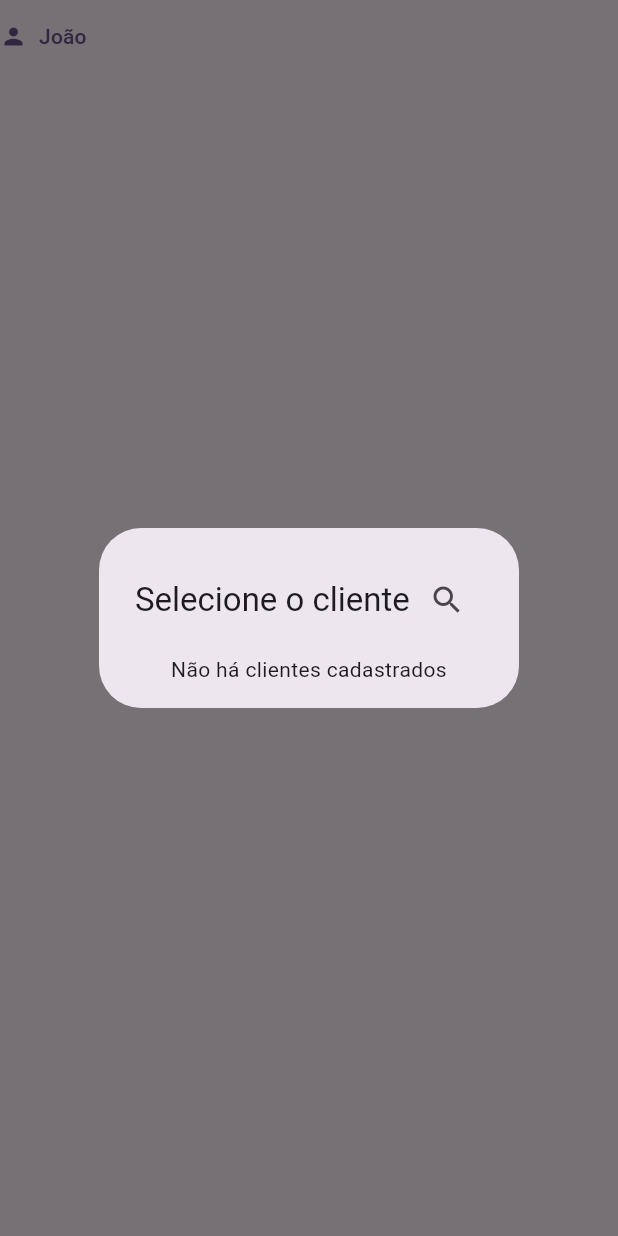
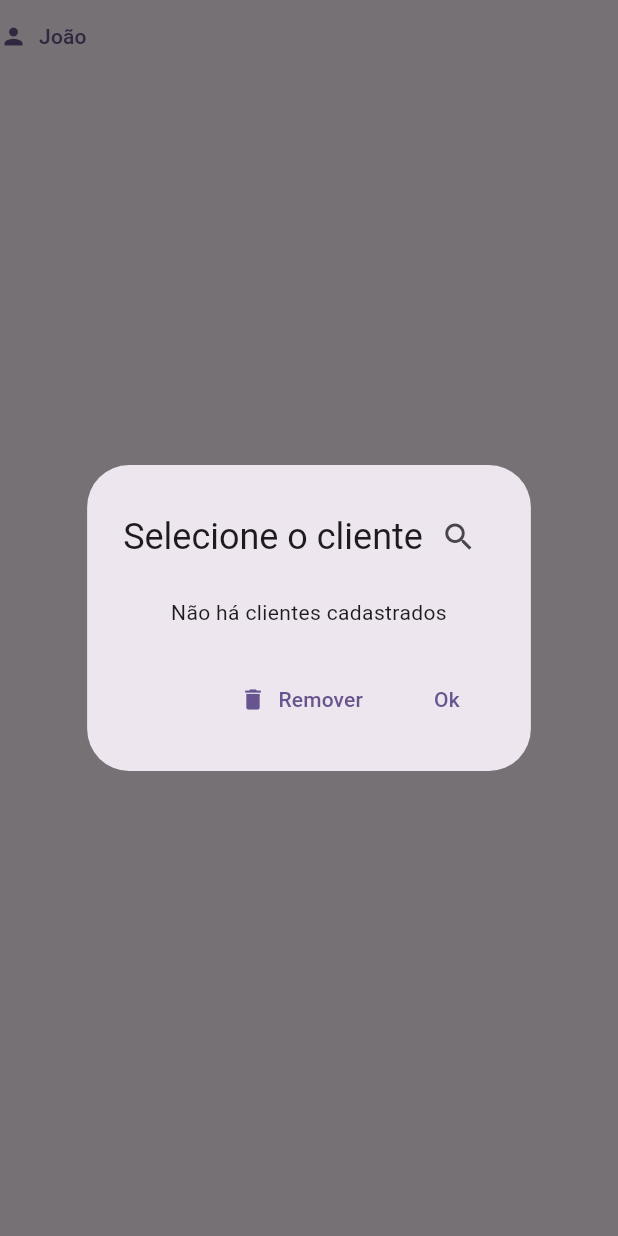
Before and after one commit to leandrofabianjr/todavenda, a Flutter app: the ClientSelector widget shown alone on an empty page, opened directly with sample values from the repository, after a tap on "João", on a phone screen of 412 x 824 dp. Run offline on Flutter 3.47's test engine with Material 2 defaults, Android fonts, the phone set to English and light mode, and no system bars; our stand-ins replace bloc, cloud_firestore, equatable, firebase_auth, firebase_core, flutter_bloc and 1 more; accounts and stored records are empty.

Commit message:
Criado remoção de cliente selecionado na compra

```diff
--- a/lib/cart/bloc/cart_bloc.dart
+++ b/lib/cart/bloc/cart_bloc.dart
@@ -15,7 +15,7 @@ class CartBloc extends Bloc<CartEvent, CartState> {
     on<CartStarted>(_onStarted);
     on<CartItemAdded>(_onItemAdded);
     on<CartItemRemoved>(_onItemRemoved);
-    on<CartClientAdded>(_onClientAdded);
+    on<CartClientChanged>(_onClientChanged);
     on<CartCheckouted>(_onCheckouted);
     on<CartConfirmed>(_onConfirmed);
     on<CartPaid>(_onPaid);
@@ -77,7 +77,7 @@ class CartBloc extends Bloc<CartEvent, CartState> {
     emit(state.copyWith(items: items));
   }
 
-  void _onClientAdded(CartClientAdded event, Emitter<CartState> emit) {
+  void _onClientChanged(CartClientChanged event, Emitter<CartState> emit) {
     emit(state.copyWith(client: event.client));
   }
 
--- a/lib/cart/bloc/cart_event.dart
+++ b/lib/cart/bloc/cart_event.dart
@@ -36,10 +36,10 @@ final class CartItemRemoved extends CartEvent {
   List<Object> get props => [];
 }
 
-final class CartClientAdded extends CartEvent {
-  const CartClientAdded({required this.client});
+final class CartClientChanged extends CartEvent {
+  const CartClientChanged({this.client});
 
-  final Client client;
+  final Client? client;
 
   @override
   List<Object> get props => [];
--- a/lib/cart/pages/cart_page/cart_checkout_page.dart
+++ b/lib/cart/pages/cart_page/cart_checkout_page.dart
@@ -73,7 +73,7 @@ class _CartCheckoutViewState extends State<CartCheckoutView> {
                   initial: selectedClient,
                   onChanged: (client) => context
                       .read<CartBloc>()
-                      .add(CartClientAdded(client: client)),
+                      .add(CartClientChanged(client: client)),
                 ),
               ),
               Column(
--- a/lib/cart/pages/cart_page/cart_page.dart
+++ b/lib/cart/pages/cart_page/cart_page.dart
@@ -81,7 +81,7 @@ class _CartViewState extends State<CartView> {
                 initial: selectedClient,
                 onChanged: (client) => context
                     .read<CartBloc>()
-                    .add(CartClientAdded(client: client)),
+                    .add(CartClientChanged(client: client)),
               ),
             ),
             if (totalQuantity > 0)
--- a/lib/clients/widgets/client_selector.dart
+++ b/lib/clients/widgets/client_selector.dart
@@ -6,7 +6,7 @@ import 'package:todavenda/commons/commons.dart';
 import '../models/client.dart';
 import '../services/services.dart';
 
-class ClientSelector extends StatelessWidget {
+class ClientSelector extends StatefulWidget {
   const ClientSelector({
     super.key,
     required this.clientsRepository,
@@ -16,36 +16,47 @@ class ClientSelector extends StatelessWidget {
 
   final ClientsRepository clientsRepository;
   final Client? initial;
-  final void Function(Client client) onChanged;
+  final void Function(Client? client) onChanged;
+
+  @override
+  State<ClientSelector> createState() => _ClientSelectorState();
+}
+
+class _ClientSelectorState extends State<ClientSelector> {
+  Client? client;
+
+  @override
+  void initState() {
+    client = widget.initial;
+    super.initState();
+  }
 
   @override
   Widget build(BuildContext context) {
     return TextButton(
       style: TextButton.styleFrom(padding: EdgeInsets.zero),
-      onPressed: () {
-        showDialog<Client>(
+      onPressed: () => showDialog<Client>(
         context: context,
         builder: (context) {
           return ClientSelectorDialog(
-              clientsRepository: clientsRepository,
-              selectedClient: initial,
+            clientsRepository: widget.clientsRepository,
+            selectedClient: client,
+            onChanged: (value) {
+              widget.onChanged(value);
+              setState(() => client = value);
+            },
           );
         },
-        ).then((client) {
-          if (client != null) {
-            onChanged(client);
-          }
-        });
-      },
+      ),
       child: Row(
         mainAxisAlignment: MainAxisAlignment.start,
         children: [
           const Icon(Icons.person),
           const SizedBox(width: 8),
-          initial == null
+          client == null
               ? const Text('Selecione o cliente')
               : Text(
-                  initial!.name,
+                  client!.name,
                   overflow: TextOverflow.ellipsis,
                 )
         ],
@@ -59,10 +70,12 @@ class ClientSelectorDialog extends StatefulWidget {
     super.key,
     required this.clientsRepository,
     this.selectedClient,
+    required this.onChanged,
   });
 
   final ClientsRepository clientsRepository;
   final Client? selectedClient;
+  final void Function(Client? client) onChanged;
 
   @override
   State<ClientSelectorDialog> createState() => _ClientSelectorDialogState();
@@ -104,7 +117,7 @@ class _ClientSelectorDialogState extends State<ClientSelectorDialog> {
 
   @override
   Widget build(BuildContext context) {
-    return SimpleDialog(
+    return AlertDialog(
       title: searching
           ? TextField(
               controller: searchTextController,
@@ -128,8 +141,7 @@ class _ClientSelectorDialogState extends State<ClientSelectorDialog> {
                 ),
               ],
             ),
-      children: [
-        FutureBuilder(
+      content: FutureBuilder(
         future: getClients(),
         builder: (context, snapshot) {
           if (snapshot.hasError) {
@@ -155,13 +167,29 @@ class _ClientSelectorDialogState extends State<ClientSelectorDialog> {
                   (client) => ListTile(
                     selected: client == selectedClient,
                     title: Text(client.name),
-                      onTap: () => Navigator.of(context).pop(client),
+                    onTap: () {
+                      widget.onChanged(client);
+                      Navigator.of(context).pop();
+                    },
                   ),
                 )
                 .toList(),
           );
         },
       ),
+      actions: [
+        TextButton.icon(
+          onPressed: () {
+            widget.onChanged(null);
+            Navigator.of(context).pop();
+          },
+          icon: const Icon(Icons.delete),
+          label: const Text('Remover'),
+        ),
+        TextButton(
+          onPressed: () => Navigator.of(context).pop(),
+          child: const Text('Ok'),
+        ),
       ],
     );
   }
```
Lines whose indentation alone changed are shown as unchanged.
